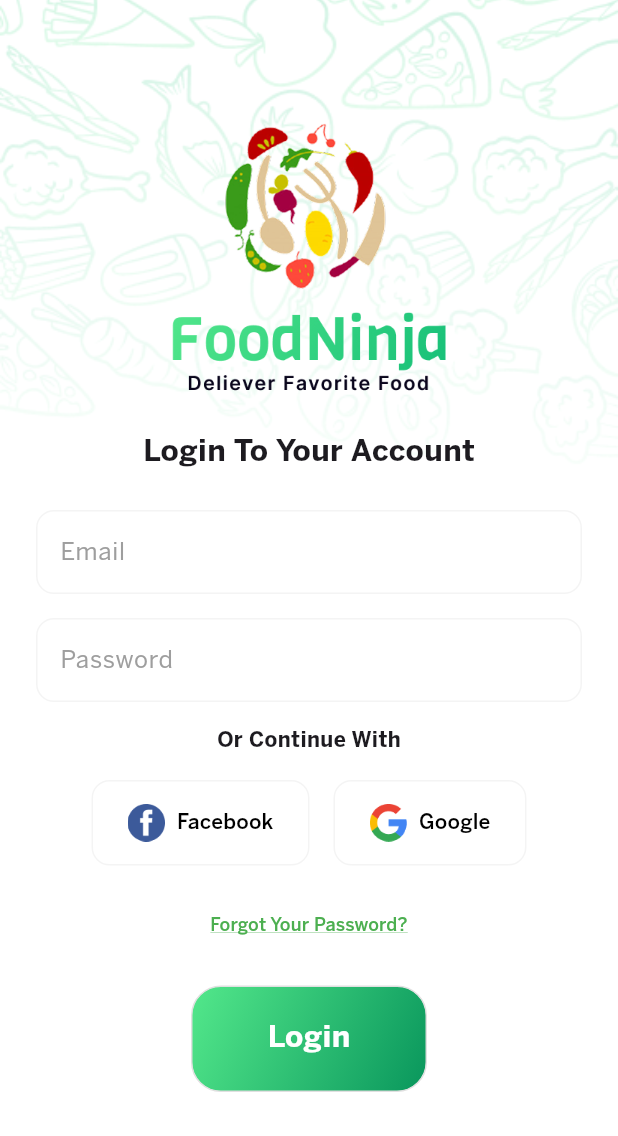
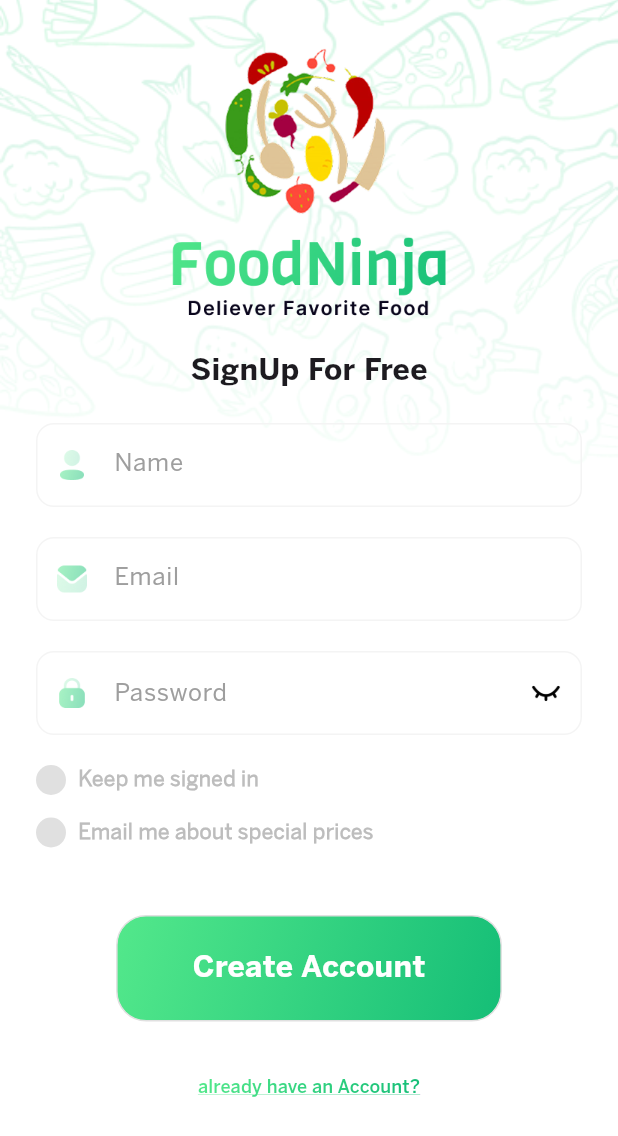
Before and after one commit to Laptopcorei7/food_ninja, a Flutter app: the screen it shows after launch, on a phone screen of 412 x 824 dp. Shown: the top 1136 px of the screen. Run offline on Flutter 3.47's test engine with Material 3 defaults, Android fonts, the phone set to English and light mode, and no system bars; our stand-ins replace bloc; generated files the repository leaves out were written again.

Commit message:
created a signup page

```diff
--- a/lib/app/view/app.dart
+++ b/lib/app/view/app.dart
@@ -1,5 +1,6 @@
 import 'package:flutter/material.dart';
 import 'package:food_ninja/l10n/l10n.dart';
+import 'package:food_ninja/src/screens/sign_in_screen.dart';
 import 'package:food_ninja/src/screens/sign_up_screen.dart';
 
 class App extends StatelessWidget {
@@ -17,6 +18,7 @@ class App extends StatelessWidget {
       ),
       initialRoute: '/signup',
       routes: {
+        '/login': (context) => const SignInScreen(),
         '/signup': (context) => const SignUpScreen(),
       },
       localizationsDelegates: AppLocalizations.localizationsDelegates,
--- a/lib/src/screens/sign_up_screen.dart
+++ b/lib/src/screens/sign_up_screen.dart
@@ -1,4 +1,5 @@
 import 'package:flutter/material.dart';
+import 'package:food_ninja/src/widgets/custom_checkboxes.dart';
 import 'package:food_ninja/src/widgets/major_button.dart';
 
 class SignUpScreen extends StatefulWidget {
@@ -8,15 +9,19 @@ class SignUpScreen extends StatefulWidget {
   _SignUpState createState() => _SignUpState();
 }
 
+bool _keepSignedIn = false;
+bool _emailMe = false;
+bool _obscurePassword = true;
+
 class _SignUpState extends State<SignUpScreen> {
   @override
   Widget build(BuildContext context) {
     return Scaffold(
-      resizeToAvoidBottomInset: true,
+      resizeToAvoidBottomInset: false,
       backgroundColor: Colors.white,
       body: Stack(
         children: [
-          // Background Image
+          // Background
           Positioned(
             top: 0,
             left: 0,
@@ -25,40 +30,187 @@ class _SignUpState extends State<SignUpScreen> {
               'assets/images/pattern.png',
               fit: BoxFit.cover,
               height: 812,
-              width: 375, // adjust to match your Figma design
+              width: 236,
             ),
           ),
 
           SafeArea(
             child: SingleChildScrollView(
-              padding: const EdgeInsets.symmetric(horizontal: 24, vertical: 60),
+              padding: const EdgeInsets.symmetric(horizontal: 24, vertical: 10),
               child: Column(
                 children: [
                   // Logo
                   Image.asset(
-                    'assets/images/logo.png', // Replace with your logo asset
+                    'assets/images/logo.png',
                     height: 203,
                   ),
-                  const SizedBox(height: 24),
+                  const SizedBox(height: 20),
 
-                  // Title
                   const Text(
-                    'Login To Your Account',
+                    'SignUp For Free',
                     style: TextStyle(
                       fontFamily: 'BentonSansBold',
                       fontSize: 20,
                     ),
                   ),
-                  const SizedBox(height: 24),
+                  const SizedBox(height: 20),
 
-                  // Email Input
-                  TextField(
+                  _usernameField(),
+
+                  const SizedBox(height: 20),
+
+                  _emailField(),
+
+                  const SizedBox(height: 20),
+
+                  _passwordField(),
+
+                  const SizedBox(height: 20),
+
+                  _checkbox(),
+
+                  const SizedBox(height: 45),
+
+                  const MajorButton(textonButton: 'Create Account'),
+
+                  const SizedBox(height: 20),
+
+                  TextButton(
+                    onPressed: () {},
+                    child: ShaderMask(
+                      shaderCallback: (bounds) => const LinearGradient(
+                        colors: [Color(0xFF53E88B), Color(0xFF15BE77)],
+                        begin: Alignment.topLeft,
+                        end: Alignment.bottomRight,
+                      ).createShader(
+                        Rect.fromLTWH(0, 0, bounds.width, bounds.height),
+                      ),
+                      blendMode: BlendMode.srcIn,
+                      child: const Text(
+                        'already have an Account?',
+                        style: TextStyle(
+                          fontFamily: 'BentonSansMedium',
+                          fontSize: 12,
+                          decoration: TextDecoration.underline,
+                          decorationColor: Colors.transparent,
+                        ),
+                      ),
+                    ),
+                  ),
+                ],
+              ),
+            ),
+          ),
+        ],
+      ),
+    );
+  }
+
+  Widget _usernameField() {
+    return TextField(
+      style: const TextStyle(
+        fontFamily: 'BentonSansRegular',
+      ),
+      decoration: InputDecoration(
+        hintText: 'Name',
+        hintStyle: const TextStyle(
+          fontFamily: 'BentonSansRegular',
+          color: Colors.grey,
+        ),
+        prefixIcon: Padding(
+          padding: const EdgeInsets.all(12),
+          child: Image.asset(
+            'assets/images/profile.png',
+            width: 20,
+            height: 20,
+          ),
+        ),
+        enabledBorder: OutlineInputBorder(
+          borderRadius: BorderRadius.circular(12),
+          borderSide: const BorderSide(
+            color: Color(0xFFF4F4F4),
+          ),
+        ),
+        focusedBorder: OutlineInputBorder(
+          borderRadius: BorderRadius.circular(12),
+          borderSide: const BorderSide(
+            color: Color(0xFFF4F4F4),
+            width: 2,
+          ),
+        ),
+        contentPadding: const EdgeInsets.symmetric(vertical: 16),
+      ),
+    );
+  }
+
+  Widget _emailField() {
+    return TextField(
       keyboardType: TextInputType.emailAddress,
+      style: const TextStyle(
+        fontFamily: 'BentonSansRegular',
+      ),
       decoration: InputDecoration(
         hintText: 'Email',
         hintStyle: const TextStyle(
           fontFamily: 'BentonSansRegular',
           color: Colors.grey,
+        ),
+        prefixIcon: Padding(
+          padding: const EdgeInsets.all(12),
+          child: Image.asset(
+            'assets/images/email.png',
+            width: 20,
+            height: 20,
+          ),
+        ),
+        enabledBorder: OutlineInputBorder(
+          borderRadius: BorderRadius.circular(12),
+          borderSide: const BorderSide(
+            color: Color(0xFFF4F4F4),
+          ),
+        ),
+        focusedBorder: OutlineInputBorder(
+          borderRadius: BorderRadius.circular(12),
+          borderSide: const BorderSide(
+            color: Color(0xFFF4F4F4),
+            width: 2,
+          ),
+        ),
+        contentPadding: const EdgeInsets.symmetric(vertical: 16),
+      ),
+    );
+  }
+
+  Widget _passwordField() {
+    return TextField(
+      obscureText: _obscurePassword,
+      decoration: InputDecoration(
+        hintText: 'Password',
+        hintStyle: const TextStyle(
+          fontFamily: 'BentonSansRegular',
+          color: Colors.grey,
+        ),
+        prefixIcon: Padding(
+          padding: const EdgeInsets.all(12),
+          child: Image.asset(
+            'assets/images/lock.png',
+            width: 20,
+            height: 20,
+          ),
+        ),
+        suffixIcon: IconButton(
+          icon: Image.asset(
+            _obscurePassword
+                ? 'assets/images/hide.png'
+                : 'assets/images/show.png',
+            width: 20,
+            height: 20,
+          ),
+          onPressed: () {
+            setState(() {
+              _obscurePassword = !_obscurePassword;
+            });
+          },
         ),
         enabledBorder: OutlineInputBorder(
           borderRadius: BorderRadius.circular(12),
@@ -74,112 +226,48 @@ class _SignUpState extends State<SignUpScreen> {
           ), // When focused
         ),
       ),
+    );
+  }
+
+  Widget _checkbox() {
+    return Column(
+      children: [
+        Row(
+          children: [
+            CustomCheckbox(
+              value: _keepSignedIn,
+              onChanged: (val) => setState(() => _keepSignedIn = val),
             ),
-                  const SizedBox(height: 16),
-
-                  // Password Input
-                  TextField(
-                    obscureText: true,
-                    decoration: InputDecoration(
-                      hintText: 'Password',
-                      hintStyle: const TextStyle(
-                        fontFamily: 'BentonSansRegular',
-                        color: Colors.grey,
-                      ),
-                      enabledBorder: OutlineInputBorder(
-                        borderRadius: BorderRadius.circular(12),
-                        borderSide: const BorderSide(
-                          color: Color(0xFFF4F4F4),
-                        ),
-                      ),
-                      focusedBorder: OutlineInputBorder(
-                        borderRadius: BorderRadius.circular(12),
-                        borderSide: const BorderSide(
-                          color: Color(0xFFF4F4F4),
-                          width: 2,
-                        ), // When focused
-                      ),
-                    ),
-                  ),
-                  const SizedBox(height: 16),
-
-                  // Social Text
+            const SizedBox(width: 8),
             const Text(
-                    'Or Continue With',
+              'Keep me signed in',
               style: TextStyle(
-                      fontFamily: 'BentonSansBold',
-                    ),
-                  ),
-                  const SizedBox(height: 16),
-
-                  // Social Buttons
-                  Row(
-                    mainAxisAlignment: MainAxisAlignment.center,
-                    children: [
-                      socialButton('Facebook', 'assets/images/facebook.png'),
-                      const SizedBox(width: 16),
-                      socialButton('Google', 'assets/images/google.png'),
-                    ],
-                  ),
-                  const SizedBox(height: 16),
-
-                  // Forgot Password
-                  TextButton(
-                    onPressed: () {},
-                    child: const Text(
-                      'Forgot Your Password?',
-                      style: TextStyle(
-                        decoration: TextDecoration.underline,
-                        decorationColor: Colors.green,
-                        fontFamily: 'BentonSansMedium',
-                        fontSize: 12,
-                        color: Colors.green,
-                      ),
-                    ),
-                  ),
-                  const SizedBox(height: 16),
-
-                  // Login Button
-                  const SizedBox(
-                    width: double.infinity,
-                    child: Center(
-                      child: MajorButton(
-                        textonButton: 'Login',
-                      ),
+                fontFamily: 'BentonSansBook',
+                fontWeight: FontWeight.w700,
+                color: Color(0xFFBDBDBD),
               ),
             ),
           ],
         ),
+        const SizedBox(height: 15),
+        Row(
+          children: [
+            CustomCheckbox(
+              value: _emailMe,
+              onChanged: (val) => setState(() => _emailMe = val),
+            ),
+            const SizedBox(width: 8),
+            const Text(
+              'Email me about special prices',
+              style: TextStyle(
+                fontFamily: 'BentonSansBook',
+                fontWeight: FontWeight.w700,
+                color: Color(0xFFBDBDBD),
               ),
             ),
           ],
         ),
-    );
-  }
-
-  Widget socialButton(String label, String iconPath) {
-    return ElevatedButton.icon(
-      onPressed: () {},
-      icon: Image.asset(
-        iconPath,
-        height: 25,
-        width: 25,
-      ),
-      label: Text(
-        label,
-        style: const TextStyle(
-          fontFamily: 'BentonSansMedium',
-        ),
-      ),
-      style: ElevatedButton.styleFrom(
-        foregroundColor: Colors.black,
-        backgroundColor: Colors.white,
-        side: const BorderSide(color: Color(0xFFF4F4F4)),
-        shape: RoundedRectangleBorder(borderRadius: BorderRadius.circular(12)),
-        elevation: 0,
-        padding: const EdgeInsets.symmetric(horizontal: 24, vertical: 16),
-        minimumSize: const Size(100, 50), // width, height (adjust as needed)
-      ),
+      ],
     );
   }
 }
--- /dev/null
+++ b/lib/src/widgets/custom_checkboxes.dart
@@ -0,0 +1,45 @@
+import 'package:flutter/material.dart';
+
+class CustomCheckbox extends StatelessWidget {
+  const CustomCheckbox({
+    required this.value,
+    required this.onChanged,
+    super.key,
+  });
+  final bool value;
+  final ValueChanged<bool> onChanged;
+
+  @override
+  Widget build(BuildContext context) {
+    return GestureDetector(
+      onTap: () => onChanged(!value),
+      child: Container(
+        width: 20,
+        height: 20,
+        decoration: BoxDecoration(
+          shape: BoxShape.circle,
+          gradient: value
+              ? const LinearGradient(
+                  colors: [
+                    Color(0xFF53E88B),
+                    Color(0xFF15BE77),
+                  ],
+                  begin: Alignment.topLeft,
+                  end: Alignment.bottomRight,
+                )
+              : null,
+          color: value ? null : const Color(0xFFE0E0E0), // light grey
+        ),
+        child: value
+            ? const Center(
+                child: Icon(
+                  Icons.check,
+                  size: 14,
+                  color: Colors.white,
+                ),
+              )
+            : null,
+      ),
+    );
+  }
+}
--- a/lib/src/widgets/major_button.dart
+++ b/lib/src/widgets/major_button.dart
@@ -20,7 +20,7 @@ class MajorButton extends StatelessWidget {
           gradient: const LinearGradient(
             colors: [
               Color(0xFF53E88B),
-              Color.fromARGB(255, 9, 150, 92), // Green with 80% opacity
+              Color(0xFF15BE77),
             ],
             begin: Alignment.topLeft,
             end: Alignment.bottomRight,
@@ -34,7 +34,7 @@ class MajorButton extends StatelessWidget {
             vertical: 20,
           ),
           child: Row(
-            mainAxisSize: MainAxisSize.min, // Prevents stretching
+            mainAxisSize: MainAxisSize.min,
             mainAxisAlignment: MainAxisAlignment.center,
             children: [
               Text(
--- a/pubspec.yaml
+++ b/pubspec.yaml
@@ -38,3 +38,7 @@ flutter:
     - family: BentonSansMedium
       fonts:
         - asset: assets/fonts/BentonSans Medium.otf
+
+    - family: BentonSansBook
+      fonts:
+        - asset: assets/fonts/BentonSans Book.otf
```
Also changed, not shown: lib/src/screens/sign_in_screen.dart (+194 -0 lines), assets/fonts/BentonSans Book.otf (added), assets/images/email.png (added), assets/images/hide.png (added), assets/images/lock.png (added), assets/images/profile.png (added), assets/images/show.png (added), 4 other files. Lines whose indentation alone changed are shown as unchanged.
